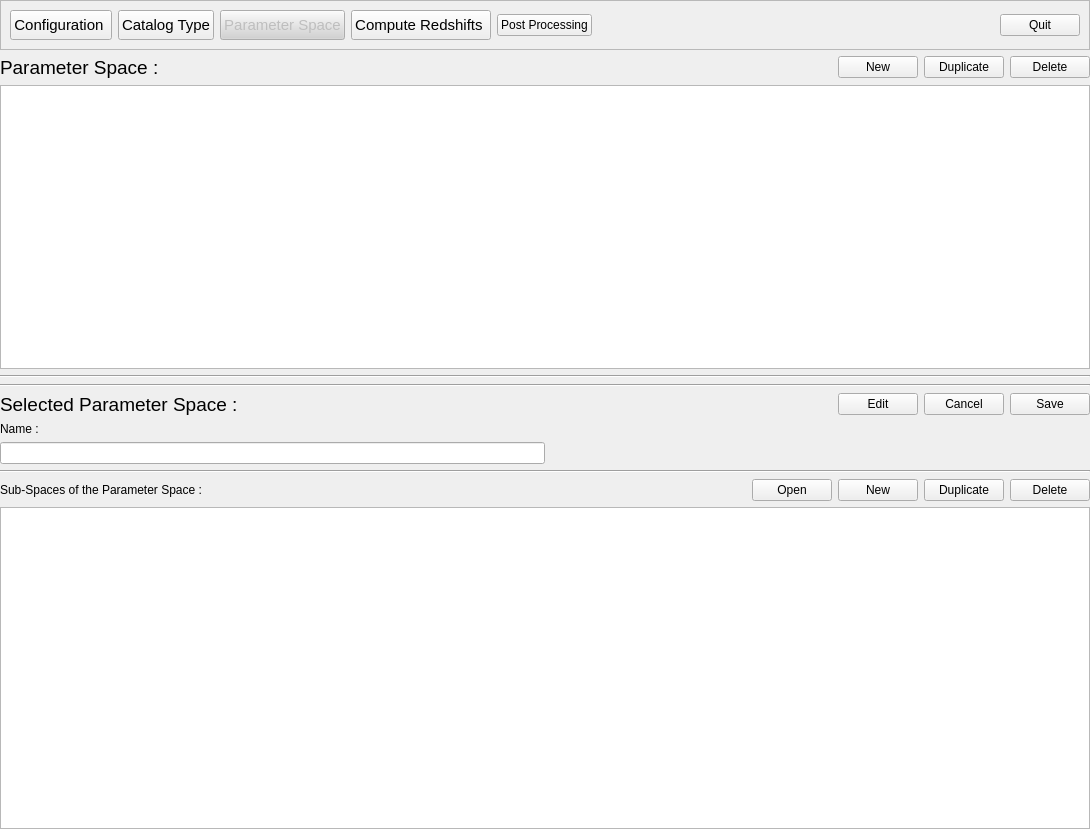
This is PhzQtUI/auxdir/PhzQtUI/FormModelSet.ui in astrorama/Phosphoros as Qt 5 draws it before an edit. The edited form follows.
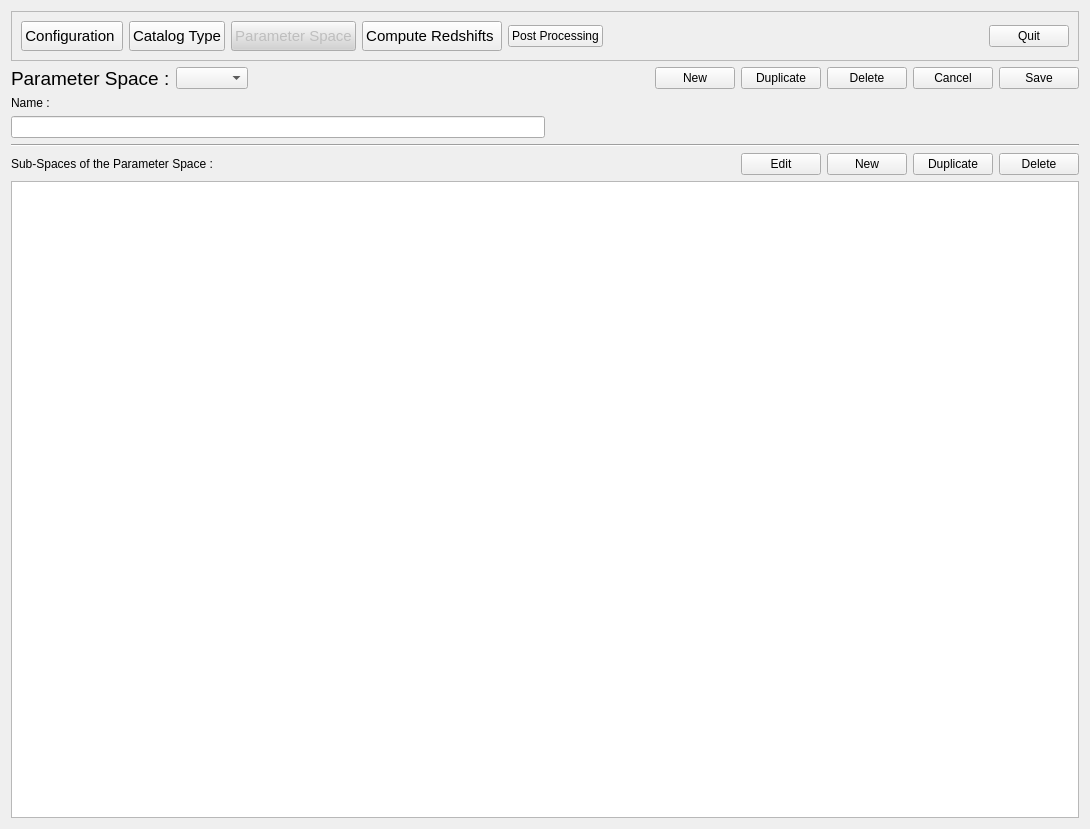
This is the edited form. Custom widgets are drawn as their Qt base class.

Commit message: task #19847 functionality

```diff
--- a/PhzQtUI/auxdir/PhzQtUI/FormModelSet.ui
+++ b/PhzQtUI/auxdir/PhzQtUI/FormModelSet.ui
@@ -13,10 +13,7 @@
   <property name="windowTitle">
    <string>Form</string>
   </property>
-  <layout class="QVBoxLayout" name="verticalLayout_2">
-   <property name="margin">
-    <number>0</number>
-   </property>
+  <layout class="QVBoxLayout" name="verticalLayout">
    <item>
     <widget class="QFrame" name="frm_nav">
      <property name="frameShape">
@@ -153,8 +150,6 @@
     </widget>
    </item>
    <item>
-    <layout class="QVBoxLayout" name="verticalLayout">
-     <item>
       <layout class="QHBoxLayout" name="horizontalLayout_3">
        <item>
         <widget class="QLabel" name="label_3">
@@ -168,6 +163,9 @@
          </property>
         </widget>
        </item>
+     <item>
+      <widget class="QComboBox" name="cb_selSpace"/>
+     </item>
        <item>
         <spacer name="horizontalSpacer_5">
          <property name="orientation">
@@ -202,86 +200,6 @@
          </property>
         </widget>
        </item>
-      </layout>
-     </item>
-     <item>
-      <widget class="ModelSetTable" name="tableView_Set">
-       <property name="editTriggers">
-        <set>QAbstractItemView::NoEditTriggers</set>
-       </property>
-       <property name="showDropIndicator" stdset="0">
-        <bool>false</bool>
-       </property>
-       <property name="dragDropOverwriteMode">
-        <bool>false</bool>
-       </property>
-       <property name="selectionMode">
-        <enum>QAbstractItemView::SingleSelection</enum>
-       </property>
-       <property name="selectionBehavior">
-        <enum>QAbstractItemView::SelectRows</enum>
-       </property>
-       <property name="sortingEnabled">
-        <bool>true</bool>
-       </property>
-       <attribute name="verticalHeaderVisible">
-        <bool>false</bool>
-       </attribute>
-       <attribute name="verticalHeaderHighlightSections">
-        <bool>false</bool>
-       </attribute>
-      </widget>
-     </item>
-     <item>
-      <widget class="Line" name="line_3">
-       <property name="orientation">
-        <enum>Qt::Horizontal</enum>
-       </property>
-      </widget>
-     </item>
-    </layout>
-   </item>
-   <item>
-    <widget class="Line" name="line_5">
-     <property name="orientation">
-      <enum>Qt::Horizontal</enum>
-     </property>
-    </widget>
-   </item>
-   <item>
-    <layout class="QHBoxLayout" name="horizontalLayout_4">
-     <item>
-      <widget class="QLabel" name="label_4">
-       <property name="font">
-        <font>
-         <pointsize>14</pointsize>
-        </font>
-       </property>
-       <property name="text">
-        <string>Selected Parameter Space :</string>
-       </property>
-      </widget>
-     </item>
-     <item>
-      <spacer name="horizontalSpacer_6">
-       <property name="orientation">
-        <enum>Qt::Horizontal</enum>
-       </property>
-       <property name="sizeHint" stdset="0">
-        <size>
-         <width>40</width>
-         <height>20</height>
-        </size>
-       </property>
-      </spacer>
-     </item>
-     <item>
-      <widget class="QPushButton" name="btn_SetEdit">
-       <property name="text">
-        <string>Edit</string>
-       </property>
-      </widget>
-     </item>
      <item>
       <widget class="QPushButton" name="btn_SetCancel">
        <property name="text">
@@ -361,7 +279,7 @@
      <item>
       <widget class="QPushButton" name="btn_open_region">
        <property name="text">
-        <string>Open</string>
+        <string>Edit</string>
        </property>
       </widget>
      </item>
@@ -421,11 +339,6 @@
    <extends>QTableView</extends>
    <header>PhzQtUI/ParameterRuleTable.h</header>
   </customwidget>
-  <customwidget>
-   <class>ModelSetTable</class>
-   <extends>QTableView</extends>
-   <header>PhzQtUI/ModelSetTable.h</header>
-  </customwidget>
  </customwidgets>
  <resources/>
  <connections/>
```
Lines whose indentation alone changed are shown as unchanged. The commit also changes 2 other files.
